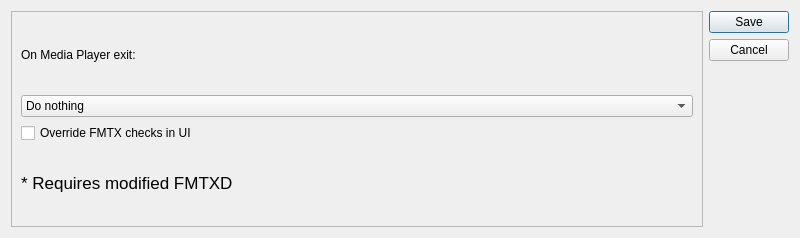
Qt form settingsdialog.ui (gidzzz/openmediaplayer) before a commit.
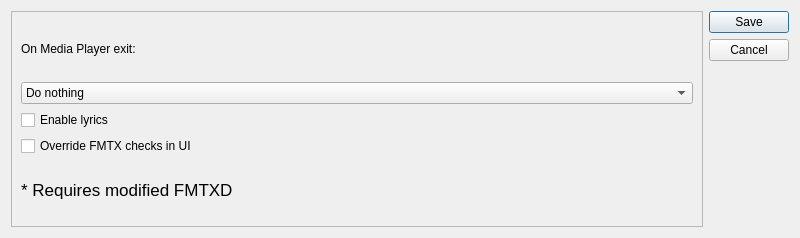
The same form after that commit.

Commit message: Option to enable/disable lyrics.

What changed in the file:
```diff
--- a/settingsdialog.ui
+++ b/settingsdialog.ui
@@ -61,13 +61,20 @@
         </widget>
        </item>
        <item row="2" column="1">
+        <widget class="QCheckBox" name="lyricsCheckBox">
+         <property name="text">
+          <string>Enable lyrics</string>
+         </property>
+        </widget>
+       </item>
+       <item row="3" column="1">
         <widget class="QCheckBox" name="fmtxCheckBox">
          <property name="text">
           <string>Override FMTX checks in UI</string>
          </property>
         </widget>
        </item>
-       <item row="3" column="1">
+       <item row="4" column="1">
         <widget class="QLabel" name="fmtxdLabel">
          <property name="font">
           <font>
```
The commit also changes 8 other files.
